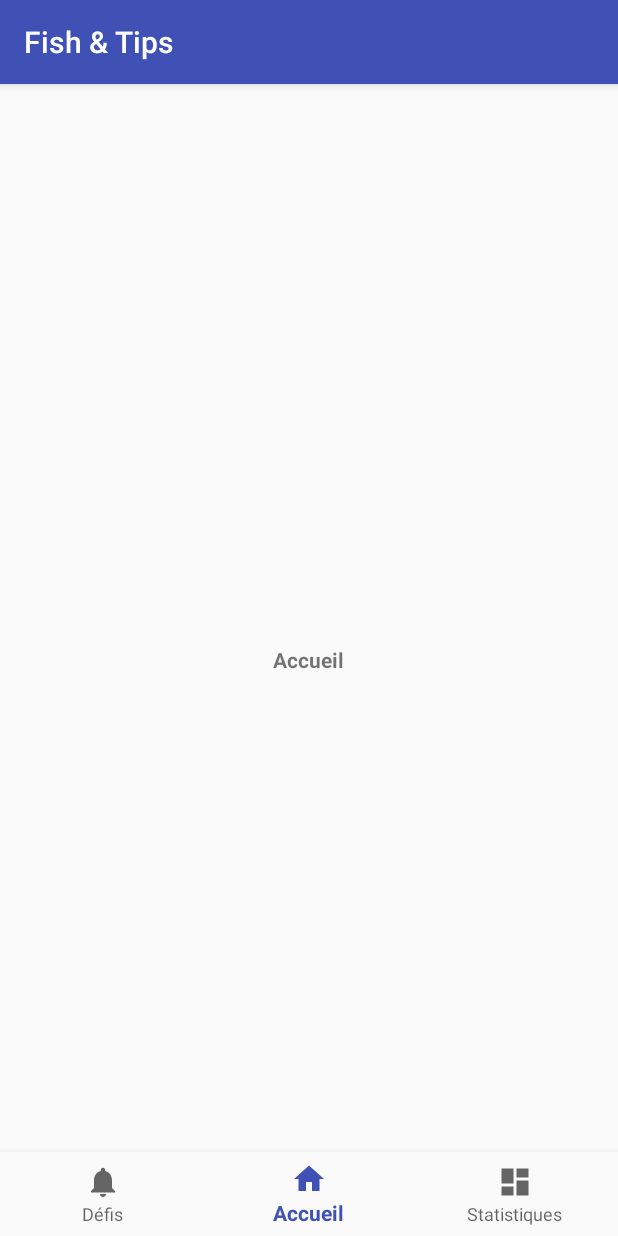
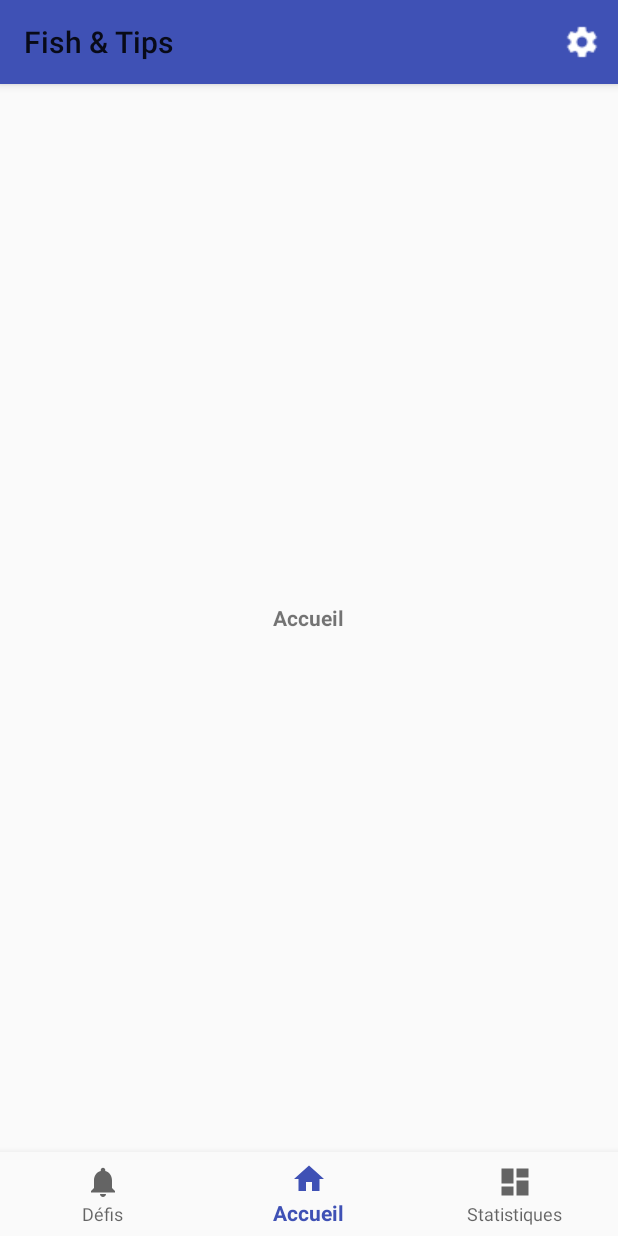
Before and after one commit to Atmos4/IHM, an Android app: the screen it shows after launch (MainActivity), on a phone screen of 412 x 824 dp. Run offline under Robolectric (Android 15) with nearby library versions, the phone set to English and light mode, and no system bars.

Commit message:
Ajout de la toolbar et du bouton paramètres

```diff
--- a/app/src/main/java/fr/insalyon/hexarem/ihm/MainActivity.java
+++ b/app/src/main/java/fr/insalyon/hexarem/ihm/MainActivity.java
@@ -8,11 +8,21 @@ import android.support.v4.app.Fragment;
 import android.support.v4.app.FragmentManager;
 import android.support.v4.app.FragmentTransaction;
 import android.support.v7.app.AppCompatActivity;
+import android.support.v7.widget.Toolbar;
+import android.view.Menu;
 import android.view.MenuItem;
+import android.widget.Toast;
 
 public class MainActivity extends AppCompatActivity {
 
     private static final String TAG = MainActivity.class.getSimpleName();
+    /**
+     * La barre d'outils en haut de l'écran
+     */
+    Toolbar myToolbar;
+    /**
+     * La barre de navigation en bas de l'écran
+     */
     private BottomNavigationView bottomNavigation;
     private Fragment fragment;
     private FragmentManager fragmentManager;
@@ -21,7 +31,9 @@ public class MainActivity extends AppCompatActivity {
     protected void onCreate(Bundle savedInstanceState) {
         super.onCreate(savedInstanceState);
         setContentView(R.layout.activity_main);
-        bottomNavigation = (BottomNavigationView)findViewById(R.id.navigation);
+        Toolbar myToolbar = findViewById(R.id.my_toolbar);
+        setSupportActionBar(myToolbar);
+        bottomNavigation = findViewById(R.id.navigation);
         fragmentManager = getSupportFragmentManager();
         bottomNavigation.setSelectedItemId(R.id.navigation_home);
         fragment = new HomeFragment();
@@ -49,4 +61,29 @@ public class MainActivity extends AppCompatActivity {
         });
     }
 
+    @Override
+    public boolean onCreateOptionsMenu(Menu menu) {
+        // Inflate the menu; this adds items to the action bar if it is present.
+        getMenuInflater().inflate(R.menu.toolbar, menu);
+        return true;
+    }
+
+    @Override
+    public boolean onOptionsItemSelected(MenuItem item) {
+        switch (item.getItemId()) {
+            case R.id.action_settings:
+                // User chose the "Settings" item, show the app settings UI...
+                Toast.makeText(this,"Paramètres !",Toast.LENGTH_LONG).show();
+                return true;
+
+
+
+            default:
+                // If we got here, the user's action was not recognized.
+                // Invoke the superclass to handle it.
+                return super.onOptionsItemSelected(item);
+
+        }
+    }
+
 }
--- a/app/src/main/res/layout/activity_main.xml
+++ b/app/src/main/res/layout/activity_main.xml
@@ -7,6 +7,12 @@
     android:layout_height="match_parent"
     tools:context="fr.insalyon.hexarem.ihm.MainActivity">
 
+    <android.support.v7.widget.Toolbar
+        android:id="@+id/my_toolbar"
+        android:layout_width="match_parent"
+        android:layout_height="?attr/actionBarSize"
+        android:background="?attr/colorPrimary"
+        android:elevation="4dp"/>
 
 
     <android.support.design.widget.BottomNavigationView
--- /dev/null
+++ b/app/src/main/res/menu/toolbar.xml
@@ -0,0 +1,11 @@
+<?xml version="1.0" encoding="utf-8"?>
+<menu xmlns:android="http://schemas.android.com/apk/res/android"
+    xmlns:app="http://schemas.android.com/apk/res-auto" >
+
+   <!-- Settings, show if room -->
+    <item android:id="@+id/action_settings"
+        android:title="@string/action_settings"
+        android:icon = "@drawable/ic_settings_white_24dp"
+        app:showAsAction="ifRoom"/>
+
+</menu>
--- a/app/src/main/res/values/strings.xml
+++ b/app/src/main/res/values/strings.xml
@@ -3,4 +3,5 @@
     <string name="title_home">Accueil</string>
     <string name="title_challenge">Défis</string>
     <string name="title_stats">Statistiques</string>
+    <string name="action_settings">Paramètres</string>
 </resources>
--- a/app/src/main/res/values/styles.xml
+++ b/app/src/main/res/values/styles.xml
@@ -1,7 +1,7 @@
 <resources>
 
     <!-- Base application theme. -->
-    <style name="AppTheme" parent="Theme.AppCompat.Light.DarkActionBar">
+    <style name="AppTheme" parent="Theme.AppCompat.Light.NoActionBar">
         <!-- Customize your theme here. -->
         <item name="colorPrimary">@color/colorPrimary</item>
         <item name="colorPrimaryDark">@color/colorPrimaryDark</item>
```
Also changed, not shown: app/src/main/res/drawable/ic_settings_white_24dp.png (added).
